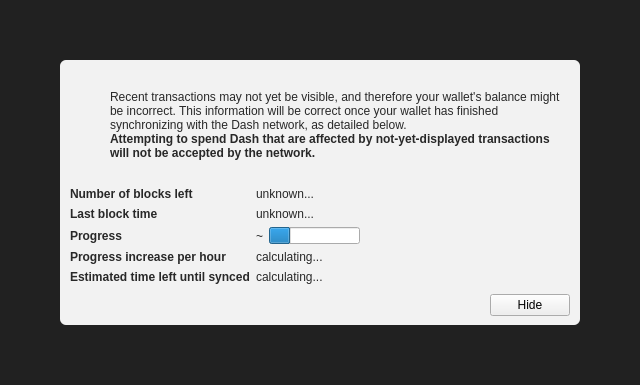
Before: the Qt Designer form src/qt/forms/modaloverlay.ui in dashpay/dash, drawn with Qt 5.
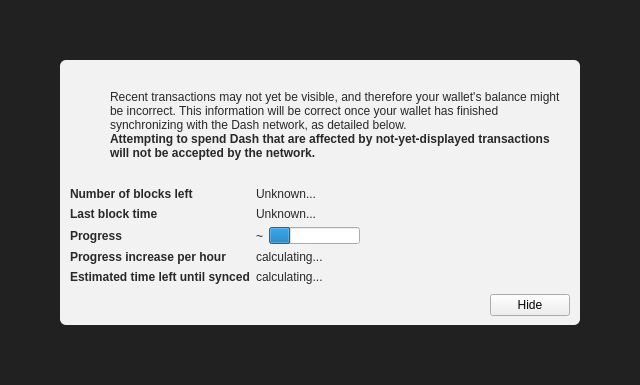
After: the same form once the commit is applied. Icons and pictures are not drawn. Custom widgets are drawn as their Qt base class.

Patch:
```diff
--- a/src/qt/forms/modaloverlay.ui
+++ b/src/qt/forms/modaloverlay.ui
@@ -219,7 +219,7 @@
            <item row="0" column="1">
             <widget class="QLabel" name="numberOfBlocksLeft">
              <property name="text">
-              <string>unknown...</string>
+              <string>Unknown...</string>
              </property>
             </widget>
            </item>
@@ -245,7 +245,7 @@
               </sizepolicy>
              </property>
              <property name="text">
-              <string>unknown...</string>
+              <string>Unknown...</string>
              </property>
             </widget>
            </item>
```
